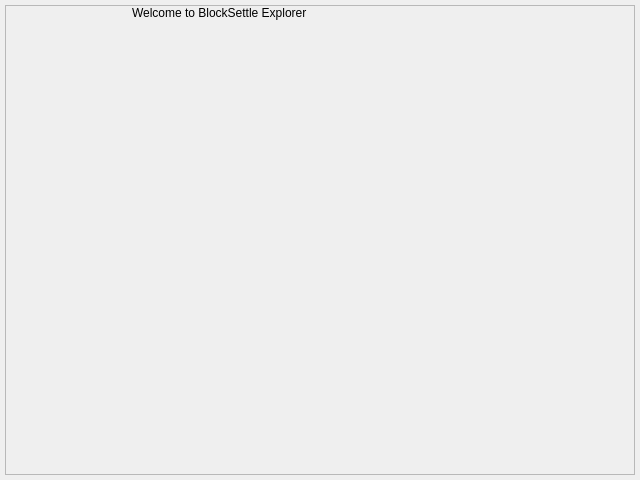
Old version of the form BlockSettleUILib/BlockDetailsWidget.ui in the repository BlockSettle/terminal.
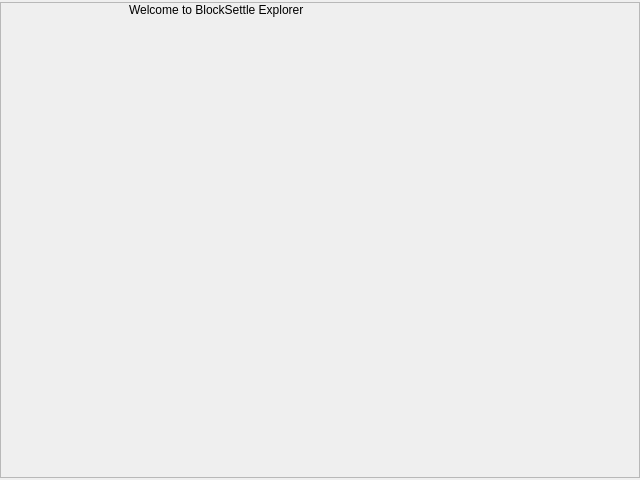
New version of the form.

Commit message: Another update on the styling of TransactionDetailsWidget.ui and AddressDetailsWidget.ui

What changed in the file:
```diff
--- a/BlockSettleUILib/BlockDetailsWidget.ui
+++ b/BlockSettleUILib/BlockDetailsWidget.ui
@@ -15,19 +15,19 @@
   </property>
   <layout class="QVBoxLayout" name="verticalLayout_2">
    <property name="spacing">
-    <number>5</number>
+    <number>0</number>
    </property>
    <property name="leftMargin">
-    <number>5</number>
+    <number>0</number>
    </property>
    <property name="topMargin">
-    <number>5</number>
+    <number>2</number>
    </property>
    <property name="rightMargin">
-    <number>5</number>
+    <number>0</number>
    </property>
    <property name="bottomMargin">
-    <number>5</number>
+    <number>2</number>
    </property>
    <item>
     <widget class="QFrame" name="frame">
```
The commit also changes 3 other files.
